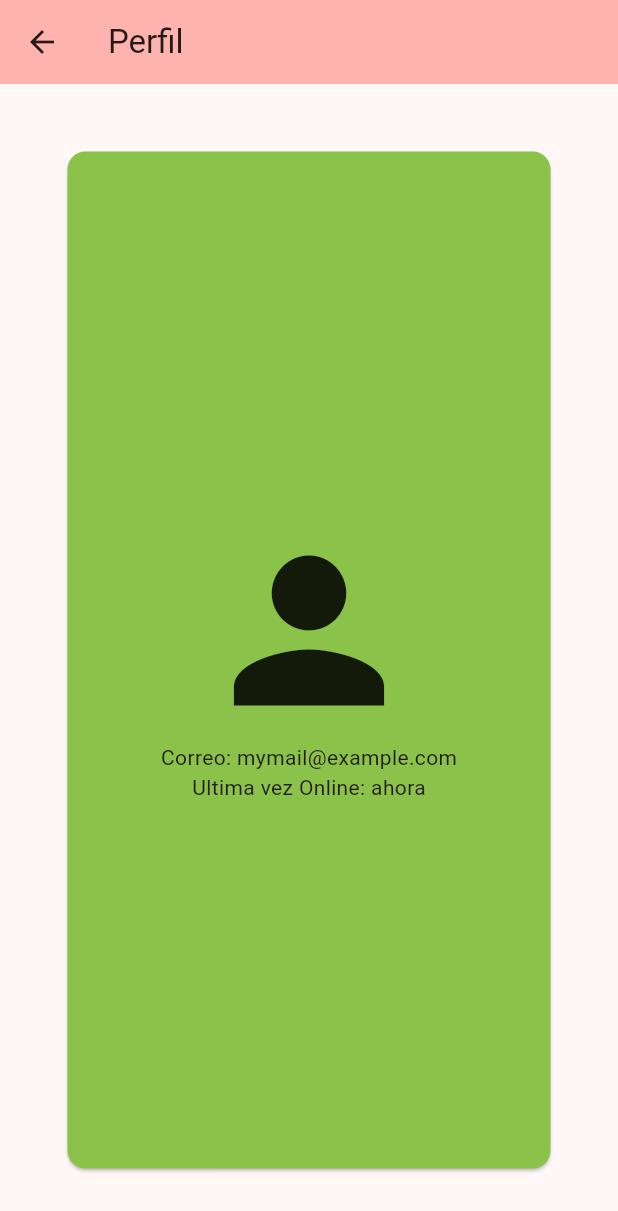
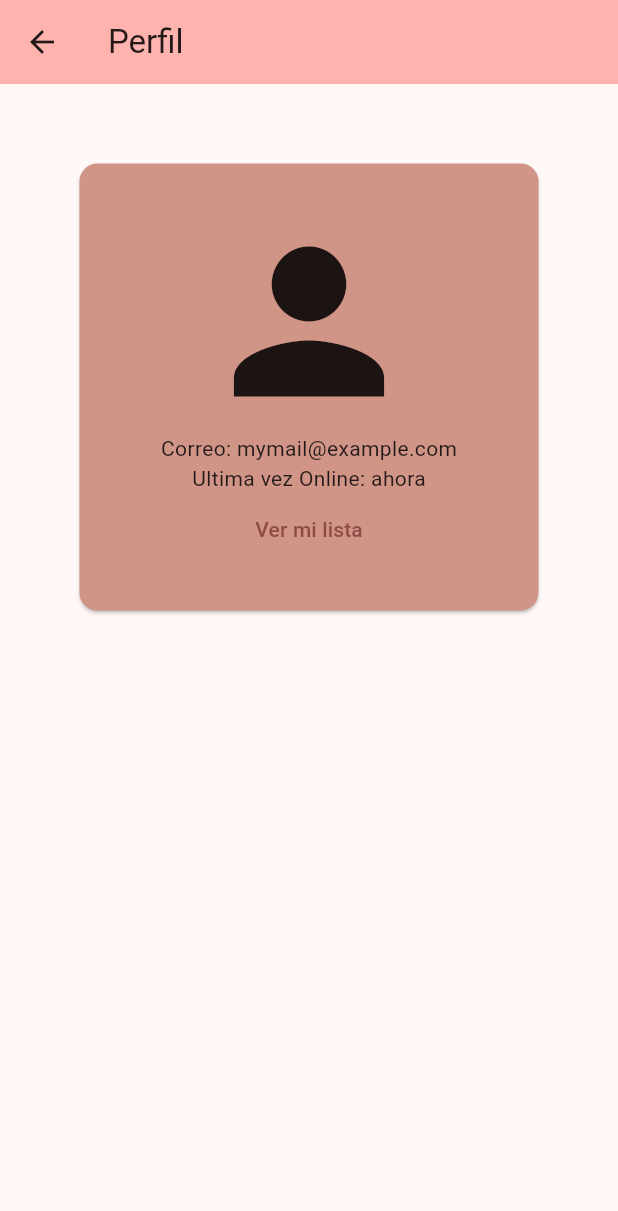
Before and after one commit to gekicchi/original_seeker, a Flutter app: the Profile screen opened directly, on a phone screen of 412 x 824 dp. Shown: the top 1211 px of the screen. Run offline on Flutter 3.47's test engine with Material 3 defaults, Android fonts, the phone set to English and light mode, and no system bars; our stand-ins replace flutter_svg; project files that could hold a hidden picture were left out.

Commit message:
avances en disposicion de paginas

```diff
--- a/lib/main.dart
+++ b/lib/main.dart
@@ -15,7 +15,7 @@ class MyApp extends StatelessWidget {
       title: 'Original Seeker',
       theme: ThemeData(
         colorScheme: ColorScheme.fromSeed(
-          seedColor: const Color.fromARGB(255, 183, 60, 58),
+          seedColor: const Color.fromARGB(255, 68, 18, 17),
         ),
       ),
       home: const MyHomePage(title: 'Original Seeker'),
--- a/lib/pages/profile.dart
+++ b/lib/pages/profile.dart
@@ -1,4 +1,5 @@
 import 'package:flutter/material.dart';
+import 'package:original_seeker/pages/my_list.dart';
 
 class Profile extends StatelessWidget {
   const Profile({super.key});
@@ -10,8 +11,11 @@ class Profile extends StatelessWidget {
         backgroundColor: Theme.of(context).colorScheme.inversePrimary,
         title: const Text('Perfil'),
       ),
-      body: Card(
-        color: Colors.lightGreen,
+      body: SingleChildScrollView(
+        child: Padding(
+          padding: EdgeInsets.all(8),
+          child: Card(
+            color: const Color.fromARGB(255, 208, 149, 134),
             margin: const EdgeInsets.all(45.0),
             child: Center(
               child: Padding(
@@ -24,7 +28,17 @@ class Profile extends StatelessWidget {
                     Icon(Icons.person, size: 150),
                     Text('Correo: mymail@example.com'),
                     Text('Ultima vez Online: ahora'),
+                    TextButton(
+                      onPressed:
+                          () => Navigator.push(
+                            context,
+                            MaterialPageRoute(builder: (context) => MyList()),
+                          ),
+                      child: Text('Ver mi lista'),
+                    ),
                   ],
+                ),
+              ),
             ),
           ),
         ),
--- a/lib/util/original_version.dart
+++ b/lib/util/original_version.dart
@@ -6,6 +6,8 @@ class OriginalVersion extends StatelessWidget {
   final SvgPicture image;
   final String name;
   final String adaptationName;
+  final String adaptatedInto;
+  final String description;
   final String score;
 
   const OriginalVersion({
@@ -13,6 +15,8 @@ class OriginalVersion extends StatelessWidget {
     required this.image,
     required this.name,
     required this.adaptationName,
+    required this.adaptatedInto,
+    required this.description,
     required this.score,
   });
 
```
Also changed, not shown: lib/pages/home_page.dart (+11 -1 lines), lib/pages/original_details.dart (+31 -3 lines), lib/util/util_functions.dart (+4 -4 lines). Lines whose indentation alone changed are shown as unchanged.
